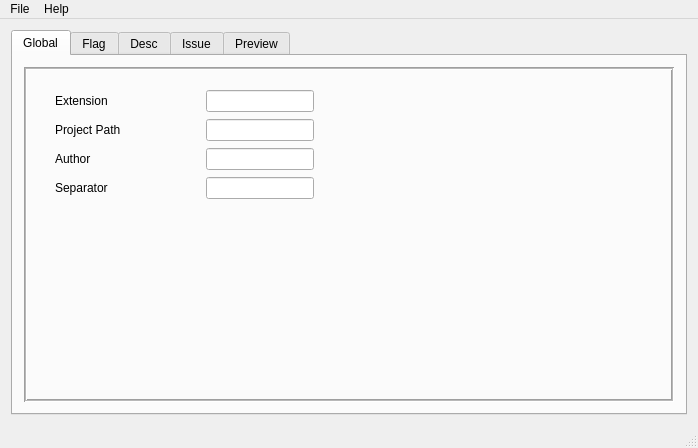
Old version of the form CommentHelper/mainwindow.ui in the repository jopemachine-playground/Summary-Commenter.
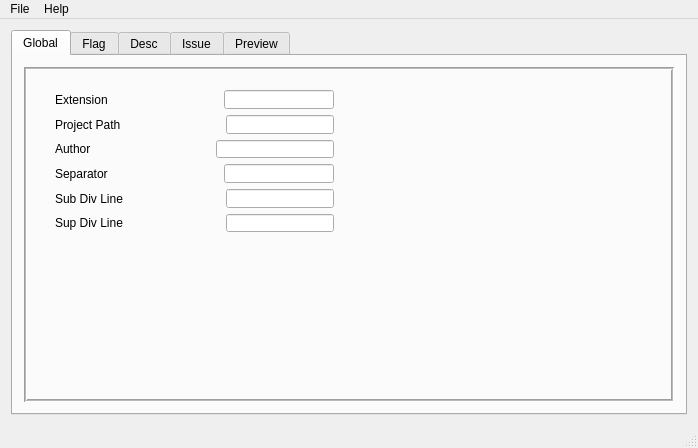
New version of the form. The open tabs and pages were chosen to show the change. Icons and pictures are not drawn.

```diff
--- a/CommentHelper/mainwindow.ui
+++ b/CommentHelper/mainwindow.ui
@@ -14,7 +14,7 @@
    <string>MainWindow</string>
   </property>
   <widget class="QWidget" name="centralWidget">
-   <layout class="QHBoxLayout" name="horizontalLayout_12">
+   <layout class="QVBoxLayout" name="verticalLayout_2">
     <item>
      <widget class="QTabWidget" name="tabWidget">
       <property name="currentIndex">
@@ -39,13 +39,13 @@
           <property name="midLineWidth">
            <number>1</number>
           </property>
-          <widget class="QWidget" name="layoutWidget">
+          <widget class="QWidget" name="">
            <property name="geometry">
             <rect>
              <x>20</x>
-             <y>11</y>
-             <width>281</width>
-             <height>136</height>
+             <y>12</y>
+             <width>301</width>
+             <height>164</height>
             </rect>
            </property>
            <layout class="QVBoxLayout" name="verticalLayout">
@@ -157,6 +157,60 @@
               </item>
              </layout>
             </item>
+            <item>
+             <layout class="QHBoxLayout" name="SubDivLineL">
+              <item>
+               <widget class="QLabel" name="subDivLbl">
+                <property name="text">
+                 <string>Sub Div Line</string>
+                </property>
+               </widget>
+              </item>
+              <item>
+               <spacer name="spacer5">
+                <property name="orientation">
+                 <enum>Qt::Horizontal</enum>
+                </property>
+                <property name="sizeHint" stdset="0">
+                 <size>
+                  <width>40</width>
+                  <height>20</height>
+                 </size>
+                </property>
+               </spacer>
+              </item>
+              <item>
+               <widget class="QLineEdit" name="subDivEdit"/>
+              </item>
+             </layout>
+            </item>
+            <item>
+             <layout class="QHBoxLayout" name="SupDivLineL">
+              <item>
+               <widget class="QLabel" name="supDivLbl">
+                <property name="text">
+                 <string>Sup Div Line</string>
+                </property>
+               </widget>
+              </item>
+              <item>
+               <spacer name="spacer6">
+                <property name="orientation">
+                 <enum>Qt::Horizontal</enum>
+                </property>
+                <property name="sizeHint" stdset="0">
+                 <size>
+                  <width>40</width>
+                  <height>20</height>
+                 </size>
+                </property>
+               </spacer>
+              </item>
+              <item>
+               <widget class="QLineEdit" name="supDivEdit"/>
+              </item>
+             </layout>
+            </item>
            </layout>
           </widget>
          </widget>
```
Left out of the diff: 36 changed lines with no effect on the pictures.
